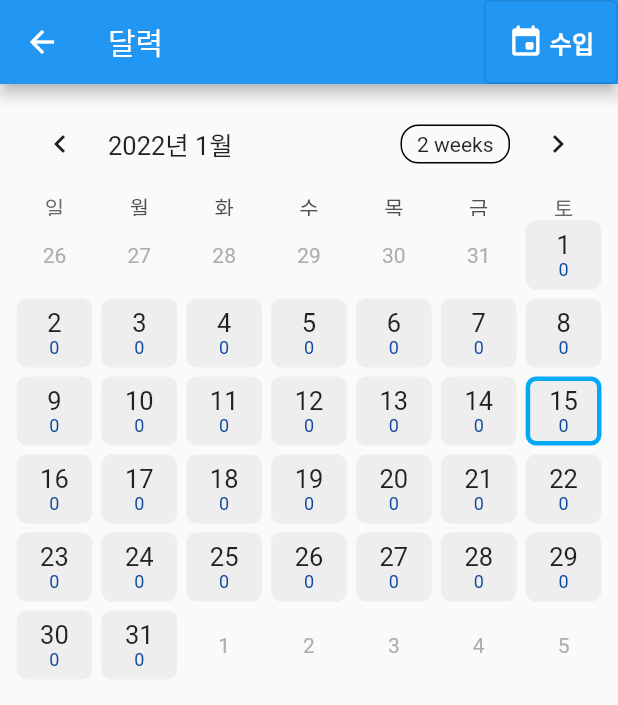
After one commit to cyj893/MoneyIsMine, a Flutter app: the CalendarPage screen opened directly, after a tap on "지출", on a phone screen of 412 x 824 dp. The commit adds this screen. Shown: the top 705 px of the screen. Run offline on Flutter 3.47's test engine with Material 2 defaults, Android fonts, the light colour scheme and no system bars; drawn by our look-alikes of table_calendar; our stand-ins replace sqflite; accounts and stored records are empty.

Commit message:
Add BottomNavigationBar, CalendarPage

```diff
--- /dev/null
+++ b/lib/CalendarPage.dart
@@ -0,0 +1,182 @@
+import 'package:flutter/material.dart';
+import 'package:table_calendar/table_calendar.dart';
+import 'package:intl/intl.dart';
+import 'DBHelper.dart';
+
+class CalendarPage extends StatefulWidget {
+
+  const CalendarPage();
+
+  @override
+  CalendarPageState createState() => CalendarPageState();
+}
+
+class CalendarPageState extends State<CalendarPage> {
+  String _formatNumber(String s) => NumberFormat.decimalPattern('ko_KR').format(int.parse(s));
+
+  int nowIndex = 0;
+  List<String> nowType = ["지출", "수입", "합계"];
+
+  var _selectedDay;
+  var _focusedDay = DateTime.now();
+  var _calendarFormat = CalendarFormat.month;
+  late Map<String, int> DateSpecsMap = {};
+
+  void onGoBack(dynamic value) {
+    ;
+  }
+
+  String nowTypeQuery(){
+    if( nowIndex == 0 ) return "WHERE type = 0";
+    if( nowIndex == 1 ) return "WHERE type = 1";
+    return "";
+  }
+
+  Future<Map<String, int>> _getSumQuery(String s) async {
+    Map<String, int> newMap = await SpecProvider().getSumQuery(
+        '''
+        SELECT dateTime, SUM(money) FROM Specs
+        ${s}
+        GROUP BY dateTime;
+        ''');
+    return newMap;
+  }
+
+  int palette(int k){
+    if( k < 10000 ) return 50;
+    if( k < 50000 ) return 100;
+    if( k < 100000 ) return 200;
+    if( k < 500000 ) return 300;
+    if( k < 1000000 ) return 400;
+    return 500;
+  }
+
+  Widget CalendarCellBuilder(BuildContext context, DateTime dateTime, _, int type){
+    String date = DateFormat('yy/MM/dd').format(dateTime);
+    int money = DateSpecsMap.containsKey(date) ? DateSpecsMap[date]! : 0;
+
+    var color = Colors.grey[200];
+    var nowIndexColor;
+    if( nowIndex == 0 ) nowIndexColor = Colors.orange;
+    else if( nowIndex == 1 ) nowIndexColor = Colors.blue;
+    else nowIndexColor = (money < 0 ? Colors.orange : Colors.blue);
+    if( money != 0 ) color = nowIndexColor[palette(money)];
+
+    var borderColor;
+    if( type == 0 ) borderColor = Colors.white.withOpacity(0.0);
+    else if( type == 1 ){
+      if( nowIndex == 0 ) borderColor = Colors.deepOrangeAccent;
+      else if( nowIndex == 1 ) borderColor = Colors.lightBlue;
+      else borderColor = (money < 0 ? Colors.deepOrangeAccent : Colors.lightBlue);
+    }
+    else if( type == 2 ) borderColor = Colors.grey;
+
+    date = date.substring(6, 8);
+    date[0] == '0' ? date = date.substring(1) : date;
+    String moneyString = _formatNumber((money < 0 ? -money : money).toString().replaceAll(',', ''));
+    if( money >= 100000 ) moneyString = moneyString.substring(0, moneyString.length-3) + "-";
+    return Container(
+      padding: EdgeInsets.all(3),
+      child: Container(
+        padding: EdgeInsets.only(top: 3, bottom: 3),
+        width: MediaQuery.of(context).size.width,
+        decoration: BoxDecoration(
+          border: Border.all(color: borderColor, width: 3),
+          borderRadius: BorderRadius.all(Radius.circular(7)),
+          color: color,
+        ),
+        child: Column(
+          children: [
+            Text(date, style: TextStyle(fontSize: 17),),
+            Expanded(child: Text("")),
+            Text(moneyString,
+              textAlign: TextAlign.center,
+              style: TextStyle(fontSize: 12, color: nowIndexColor[900]),),
+          ],
+        ),
+      ),
+    );
+  }
+
+  TableCalendar _makeTableCalendar(data) {
+    DateSpecsMap = data;
+    print("Calendar Here ${data.length.toString()}");
+    return TableCalendar(
+      locale: 'ko_KR',
+      firstDay: DateTime.now().subtract(Duration(days: 365*10 + 2)),
+      lastDay: DateTime.now().add(Duration(days: 365*10 + 2)),
+      focusedDay: _focusedDay,
+      selectedDayPredicate: (day) {
+        return isSameDay(_selectedDay, day);
+      },
+      onDaySelected: (selectedDay, focusedDay) {
+        setState(() {
+          _selectedDay = selectedDay;
+          _focusedDay = focusedDay;
+        });
+      },
+      onPageChanged: (focusedDay) {
+        _focusedDay = focusedDay;
+      },
+      calendarFormat: _calendarFormat,
+      onFormatChanged: (format) {
+        setState(() {
+          _calendarFormat = format;
+        });
+      },
+      calendarBuilders: CalendarBuilders(
+        defaultBuilder: (context, dateTime, _) {
+          return CalendarCellBuilder(context, dateTime, _, 0);
+        },
+        todayBuilder: (context, dateTime, _) {
+          return CalendarCellBuilder(context, dateTime, _, 1);
+        },
+        selectedBuilder: (context, dateTime, _) {
+          return CalendarCellBuilder(context, dateTime, _, 2);
+        },
+      ),
+    );
+  }
+
+  @override
+  Widget build(BuildContext context) {
+    return Scaffold(
+      appBar: AppBar(
+        title: Text("달력"),
+        actions: [
+          OutlinedButton(
+            onPressed: () {
+              setState(() {
+                nowIndex = (nowIndex + 1) % 3;
+              });
+            },
+            child: Row(
+              children: [
+                Icon(Icons.insert_invitation_rounded, color: Colors.white,),
+                Text(" " + nowType[nowIndex],
+                  style: TextStyle(color: Colors.white,
+                      fontWeight: FontWeight.bold,
+                      fontSize: 16),),
+              ],
+            ),
+          ),
+        ],
+      ),
+      body: Padding(
+        padding: const EdgeInsets.all(8.0),
+        child: Column(
+          children: [
+
+            FutureBuilder<Map<String, int>>(
+              future: _getSumQuery(nowTypeQuery()),
+              initialData: DateSpecsMap,
+              builder: (context, snapshot) {
+                return _makeTableCalendar(snapshot.data);
+              },
+            ),
+          ],
+        )
+        ),
+      );
+  }
+}
--- a/lib/DBHelper.dart
+++ b/lib/DBHelper.dart
@@ -97,6 +97,18 @@ class SpecProvider {
     });
     return list;
   }
+
+  Future<Map<String, int>> getSumQuery(String query) async {
+    final db = await database;
+    final List<Map<String, dynamic>> maps = await db!.rawQuery(query);
+    if( maps.isEmpty ) return {};
+
+    Map<String, int> map = {};
+    for(int i = 0; i < maps.length; i++){
+      map[maps[i]["dateTime"]] = maps[i]["SUM(money)"];
+    }
+    return map;
+  }
 }
 
 class Spec {
--- a/lib/main.dart
+++ b/lib/main.dart
@@ -2,7 +2,8 @@ import 'dart:async';
 import 'package:flutter/material.dart';
 import 'package:intl/date_symbol_data_local.dart';
 import 'package:intl/intl.dart';
-import './InputSpecsPage.dart';
+import 'InputSpecsPage.dart';
+import 'BottomNaviBar.dart';
 import 'DBHelper.dart';
 
 void main() {
@@ -20,17 +21,20 @@ class MyApp extends StatelessWidget {
   Widget build(BuildContext context) {
     return MaterialApp(
       title: 'main',
-      home: RandomWords(),
+      home: MyHomePage(),
     );
   }
 }
 
-class RandomWords extends StatefulWidget {
+class MyHomePage extends StatefulWidget {
+
+  const MyHomePage();
+
   @override
-  RandomWordsState createState() => RandomWordsState();
+  MyHomePageState createState() => MyHomePageState();
 }
 
-class RandomWordsState  extends State<RandomWords> {
+class MyHomePageState  extends State<MyHomePage> {
   String _formatNumber(String s) => NumberFormat.decimalPattern('ko_KR').format(int.parse(s));
   List<Spec> _daySpecs = [];
 
@@ -99,7 +103,7 @@ class RandomWordsState  extends State<RandomWords> {
         ),
         SizedBox(
             width: 100,
-            child: Text("\₩ ${_formatNumber(spec.money.toString().replaceAll(',', ''))}",
+            child: Text("\₩ ${_formatNumber((spec.money < 0 ? -spec.money : spec.money).toString().replaceAll(',', ''))}",
               textAlign: TextAlign.end,
               style: TextStyle(color: spec.type == 1 ? Colors.blue : Colors.orange),)
         ),
@@ -177,8 +181,7 @@ class RandomWordsState  extends State<RandomWords> {
     print("Here ${data.length.toString()}");
     int p = 0, m = 0, sum = 0;
     for(int i = 0; i < data.length; i++){
-      int pm = data[i].type == 0 ? -1 : 1;
-      pm == 1 ? p += data[i].money : m -= data[i].money;
+      data[i].type == 1 ? p += data[i].money : m += data[i].money;
     }
     sum = p + m;
     return Container(
@@ -209,17 +212,7 @@ class RandomWordsState  extends State<RandomWords> {
           appBar: AppBar(
             title: Text("main"),
           ),
-          floatingActionButton: FloatingActionButton(
-            onPressed: (){
-              Navigator.push(
-                  context,
-                  MaterialPageRoute(
-                      builder: (context) => InputSpecsPage(Spec(type: -1, money: 0))
-                  )
-              ).then(onGoBack);
-            },
-            child: Icon(Icons.add),
-          ),
+          bottomNavigationBar: BottomNaviBarProvider().getBottomNaviBar(context, onGoBack),
           body: FutureBuilder<List<Spec>>(
             future: _getDayQuery(),
             initialData: <Spec>[],
--- a/pubspec.yaml
+++ b/pubspec.yaml
@@ -32,6 +32,7 @@ dependencies:
   sqflite:
   path:
   intl:
+  table_calendar:
 
 
   # The following adds the Cupertino Icons font to your application.
```
Also changed, not shown: lib/BottomNaviBar.dart (added, +70 -0 lines), lib/InputSpecsPage.dart (+11 -4 lines), pubspec.lock.
